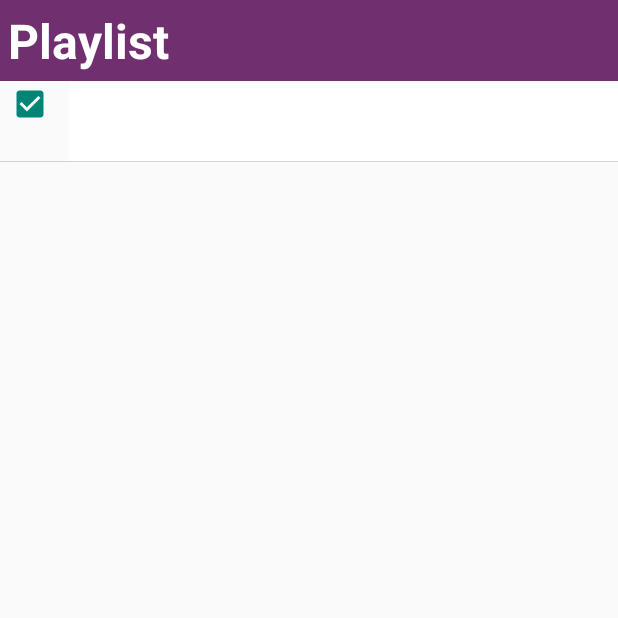
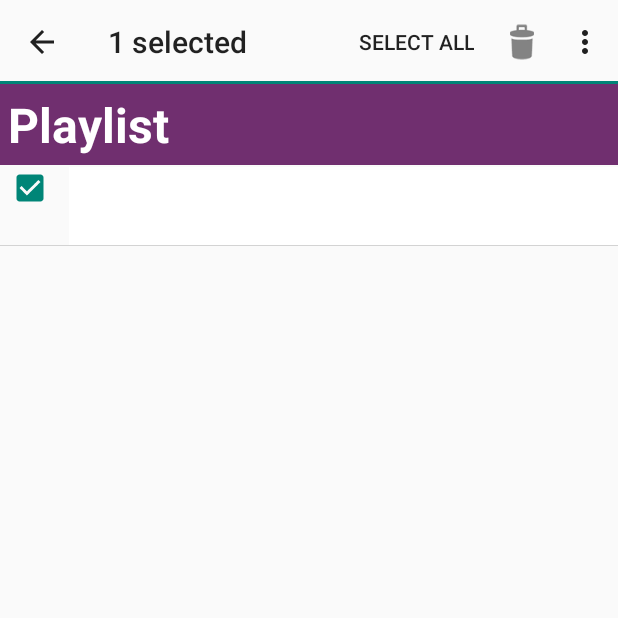
Before and after one commit to nd9600/jamstreamer, an Android app: the PlaylistActivity screen opened directly, with no data from a screen before it, after a tap on an icon or button, on a phone screen of 412 x 824 dp, the top half of it. Run offline under Robolectric (Android 15) with nearby library versions, the phone set to English and light mode, and no system bars; 3 statements that could not run were skipped.

Commit message:
Adding more comments and the action mode to the playlist

```diff
--- a/app/src/main/java/com/leokomarov/jamstreamer/playlist/PlaylistActivity.java
+++ b/app/src/main/java/com/leokomarov/jamstreamer/playlist/PlaylistActivity.java
@@ -3,22 +3,28 @@ package com.leokomarov.jamstreamer.playlist;
 import android.content.Intent;
 import android.os.Bundle;
 import android.support.v7.view.ActionMode;
+import android.util.SparseBooleanArray;
 import android.view.ContextMenu;
 import android.view.ContextMenu.ContextMenuInfo;
 import android.view.LayoutInflater;
+import android.view.Menu;
+import android.view.MenuInflater;
 import android.view.MenuItem;
 import android.view.View;
 import android.view.ViewGroup;
 import android.widget.AdapterView;
 import android.widget.AdapterView.OnItemClickListener;
 import android.widget.ArrayAdapter;
+import android.widget.CheckBox;
 import android.widget.ListView;
+import android.widget.Toast;
 
 import com.leokomarov.jamstreamer.R;
 import com.leokomarov.jamstreamer.utils.ActionBarListActivity;
 import com.leokomarov.jamstreamer.utils.utils;
 
 import java.util.ArrayList;
+import java.util.Collections;
 import java.util.HashMap;
 
 public class PlaylistActivity extends ActionBarListActivity implements PlaylistAdapter.CallbackInterface {
@@ -33,7 +39,8 @@ public class PlaylistActivity extends ActionBarListActivity implements PlaylistA
     private PlaylistPresenter presenter;
     private ArrayList<HashMap<String, String>> tracklist = new ArrayList<>();
 
-    //Used with the action bar
+    //mActionMode is the action bar
+    //selectAll is changed when the selectAll/none button is pressed
 	protected static ActionMode mActionMode;
 	protected static boolean selectAll;
 
@@ -95,7 +102,7 @@ public class PlaylistActivity extends ActionBarListActivity implements PlaylistA
     }
 
     //Called the presenter's function when the tracks are long-pressed
-	//@Override
+	@Override
 	public boolean onContextItemSelected(MenuItem item) {
         return presenter.onContextItemSelected(item);
     }
@@ -112,19 +119,20 @@ public class PlaylistActivity extends ActionBarListActivity implements PlaylistA
             System.out.println("####################");
             System.out.println("Started action bar");
             System.out.println("");
-			//mActionMode = startActionMode(mActionModeCallback);
+			mActionMode = startSupportActionMode(mActionModeCallback);
 		}
 	}
 
-    /*
     private ActionMode.Callback mActionModeCallback = new ActionMode.Callback(){
+
+        //called on initial creation
 		@Override
 	    public boolean onCreateActionMode(ActionMode mode, Menu menu) {
             System.out.println("");
             System.out.println("####################");
             System.out.println("Created action mode");
             System.out.println("");
-            MenuInflater inflater = getSupportMenuInflater();
+            MenuInflater inflater = getMenuInflater();
             inflater.inflate(R.menu.playlist_contextual_menu, menu);
 
             System.out.println("");
@@ -132,31 +140,27 @@ public class PlaylistActivity extends ActionBarListActivity implements PlaylistA
             System.out.println("Opened action bar");
             System.out.println("");
 
-            if (! selectAll){
-                System.out.println("");
-                System.out.println("####################");
-                System.out.println("Set button to \"Select all\"");
-                System.out.println("");
-                menu.findItem(R.id.playlistSelectAllTracks).setTitle("Select all");
-            }
-            else { //selectAll will always be true here
+            String selectAllTitle = "Select all";
+            if (selectAll){ //if selectAll is true, we want the button to say "Select none"
                 System.out.println("");
                 System.out.println("####################");
                 System.out.println("Set button to \"Select none\"");
                 System.out.println("");
-                menu.findItem(R.id.playlistSelectAllTracks).setTitle("Select none");
+                selectAllTitle = "selectNone";
             }
+            menu.findItem(R.id.playlistSelectAllTracks).setTitle(selectAllTitle);
 	        return true;
 	    }
 
+        //called on initial creation and whenever the actionMode is invalidated
 		@Override
 		public boolean onPrepareActionMode(ActionMode mode, Menu menu) {
 			return true;
 		}
 
+        //called when a button is clicked
 	    @Override
 	    public boolean onActionItemClicked(ActionMode mode, MenuItem item) {
-
             System.out.println("");
             System.out.println("####################");
             System.out.println("Clicked button in action bar");
@@ -185,22 +189,22 @@ public class PlaylistActivity extends ActionBarListActivity implements PlaylistA
 
               		if (selectAll && ! PlaylistAdapter.playlistCheckboxList.get(indexPosition, false) ){
               			PlaylistAdapter.playlistCheckboxList.put(indexPosition, true);
-              			PlaylistAdapter.PlaylistCheckboxCount++;
+              			PlaylistAdapter.tickedCheckboxCounter++;
 					}
               		else if (! selectAll && PlaylistAdapter.playlistCheckboxList.get(indexPosition, false) ){
               			PlaylistAdapter.playlistCheckboxList.put(indexPosition, false);
-              			PlaylistAdapter.PlaylistCheckboxCount--;
+              			PlaylistAdapter.tickedCheckboxCounter--;
 					}
               	}
 
-              	if (PlaylistAdapter.PlaylistCheckboxCount == 0){
+              	if (PlaylistAdapter.tickedCheckboxCounter == 0){
               		if (mActionMode != null){
               			mActionMode.finish();
               		}
                 }
 				else {
 					callActionBar();
-					mActionMode.setTitle(PlaylistAdapter.PlaylistCheckboxCount + " selected");
+					mActionMode.setTitle(PlaylistAdapter.tickedCheckboxCounter + " selected");
                 }
 
                	return true;
@@ -225,7 +229,7 @@ public class PlaylistActivity extends ActionBarListActivity implements PlaylistA
 				if (tracklist != null && ! tracklist.isEmpty()){
 					presenter.shuffleTracklist();
 				}
-				presenter.clearPlaylistTrackModel();
+				presenter.clearPlaylistTrackData();
 				presenter.setPlaylistTrackData(tracklist);
 
                 String textInToast = "";
@@ -238,11 +242,11 @@ public class PlaylistActivity extends ActionBarListActivity implements PlaylistA
 
 				playlistListAdapter.notifyDataSetChanged();
 				PlaylistAdapter.playlistCheckboxList.clear();
-			   	PlaylistAdapter.PlaylistCheckboxCount = 0;
+			   	PlaylistAdapter.tickedCheckboxCounter = 0;
 				mActionMode.finish();
 				mActionMode = null;
 				mode.finish();
-				//mode = null;
+
 				return true;
 			} else if (itemId == R.id.deletePlaylist) {
                 PlaylistPresenter.selectAllPressed = false;
@@ -252,11 +256,12 @@ public class PlaylistActivity extends ActionBarListActivity implements PlaylistA
 				if (tracklist != null && ! tracklist.isEmpty()){
 					presenter.shuffleTracklist();
 				}
-				presenter.clearPlaylistTrackModel();
+				presenter.clearPlaylistTrackData();
 
 				utils.clearCheckboxes(2);
 				playlistListAdapter.notifyDataSetChanged();
 				mActionMode.finish();
+
 				mActionMode = null;
 				mode.finish();
 				//mode = null;
@@ -266,16 +271,17 @@ public class PlaylistActivity extends ActionBarListActivity implements PlaylistA
 			}
 	    }
 
+        //called when the action mode is closed
 	    @Override
         public void onDestroyActionMode(ActionMode mode) {
             PlaylistPresenter.selectAllPressed = false;
+            /*
 	    	if (mActionMode != null){
 	    		mActionMode = null;
-	    		//mode = null;
 	    	}
+	    	*/
         }
 	};
-	*/
 
 	@Override
 	protected void onActivityResult(int requestCode, int resultCode, Intent data) {
--- a/app/src/main/java/com/leokomarov/jamstreamer/playlist/PlaylistAdapter.java
+++ b/app/src/main/java/com/leokomarov/jamstreamer/playlist/PlaylistAdapter.java
@@ -76,6 +76,11 @@ public class PlaylistAdapter extends ArrayAdapter<PlaylistTrackModel> {
 			viewHolder.trackNameAndDuration = (TextView) view.findViewById(R.id.playlist_trackNameAndDuration);
 			viewHolder.trackArtistAndAlbum = (TextView) view.findViewById(R.id.playlist_trackArtistAndAlbum);
 
+            //set the tag field of the view for this track to be the viewHolder
+            //and set the checkbox's tag field to be the track data
+            view.setTag(viewHolder);
+            viewHolder.checkbox.setTag(playlistTrackData.get(position));
+
             //creates the click listener for the checkbox
 			viewHolder.checkbox.setOnClickListener(new View.OnClickListener() {
 				@Override
@@ -85,9 +90,10 @@ public class PlaylistAdapter extends ArrayAdapter<PlaylistTrackModel> {
                     PlaylistPresenter.selectAllPressed = false;
 
                     //gets the track data from the checkbox's tag field
+                    //and sets whether it's selected
 					PlaylistTrackModel element = (PlaylistTrackModel) viewHolder.checkbox.getTag();
 					//element.setSelected(buttonView.isChecked());
-                    //element.setSelected(viewHolder.checkbox.isChecked());
+                    element.setSelected(viewHolder.checkbox.isChecked());
 
                     //if the checkbox is ticked, and it isn't in the list already as ticked,
                     //put it in the list and increment the counter
@@ -110,6 +116,8 @@ public class PlaylistAdapter extends ArrayAdapter<PlaylistTrackModel> {
 						}
 					}
 
+                    //if no checkboxes are ticked, close the action bar
+                    //if they are, set the title to be how many are ticked
 					if (tickedCheckboxCounter == 0){
 	                	PlaylistActivity.mActionMode.finish();
 	                }
@@ -118,13 +126,13 @@ public class PlaylistAdapter extends ArrayAdapter<PlaylistTrackModel> {
 	                }
 				}
 			});
-
-			view.setTag(viewHolder);
-			viewHolder.checkbox.setTag(playlistTrackData.get(position));
 		}
 
+        //get the viewHolder for this view
 		ViewHolder holder = (ViewHolder) view.getTag();
 
+        //if the select all button is pressed, and the checkbox isn't ticked, tick it
+        //else if select all isn't pressed and it is ticked, untick it
 		if (PlaylistPresenter.selectAllPressed){
 			if (PlaylistActivity.selectAll && ! holder.checkbox.isChecked()){
 				holder.checkbox.setChecked(true);
@@ -134,6 +142,8 @@ public class PlaylistAdapter extends ArrayAdapter<PlaylistTrackModel> {
 			}
 		}
 
+        //get the name, duration, artist and album data from the track data
+        //and update the viewHolder's views
 		String trackNameAndDuration = playlistTrackData.get(position).getTrackNameAndDuration();
 		String trackArtistAndAlbum = playlistTrackData.get(position).getTrackArtistAndAlbum();
 		holder.trackNameAndDuration.setText(trackNameAndDuration);
--- a/app/src/main/java/com/leokomarov/jamstreamer/playlist/PlaylistInteractor.java
+++ b/app/src/main/java/com/leokomarov/jamstreamer/playlist/PlaylistInteractor.java
@@ -34,6 +34,7 @@ public class PlaylistInteractor {
     }
 
     //Saves the tracklist to memory
+    //trackListObject is a class with the trackList as a variable inside it
     public void saveTracklist(ComplexPreferences trackPreferences, ArrayList<HashMap<String, String>> trackList){
         PlaylistList trackListObject = new PlaylistList();
         trackListObject.setTrackList(trackList);
--- a/app/src/main/java/com/leokomarov/jamstreamer/playlist/PlaylistList.java
+++ b/app/src/main/java/com/leokomarov/jamstreamer/playlist/PlaylistList.java
@@ -4,6 +4,7 @@ import java.util.ArrayList;
 import java.util.HashMap;
 
 public class PlaylistList {
+    //trackListObject is a class with the trackList as a variable inside it
 	public ArrayList<HashMap<String, String>> trackList;
 
     public void setTrackList(ArrayList<HashMap<String, String>> trackList) {
--- a/app/src/main/java/com/leokomarov/jamstreamer/playlist/PlaylistTrackModel.java
+++ b/app/src/main/java/com/leokomarov/jamstreamer/playlist/PlaylistTrackModel.java
@@ -6,7 +6,7 @@ public class PlaylistTrackModel {
     //Models every individual track with a hashmap and whether it is selected
     //Hashmap consists of a dictionary with track name, artist, album and duration
     private HashMap<String, String> trackMap;
-    //private boolean selected;
+    private boolean selected;
 
     public PlaylistTrackModel(HashMap<String, String> trackMap) {
         this.trackMap = trackMap;
@@ -21,7 +21,7 @@ public class PlaylistTrackModel {
         return trackMap.get("trackArtist") + " - " + trackMap.get("trackAlbum");
     }
 
-    /*
+    ///*
     public boolean isSelected() {
         return selected;
     }
@@ -29,6 +29,7 @@ public class PlaylistTrackModel {
     public void setSelected(boolean selected) {
         this.selected = selected;
     }
-    */
+    //*/
+
 
 }
```
